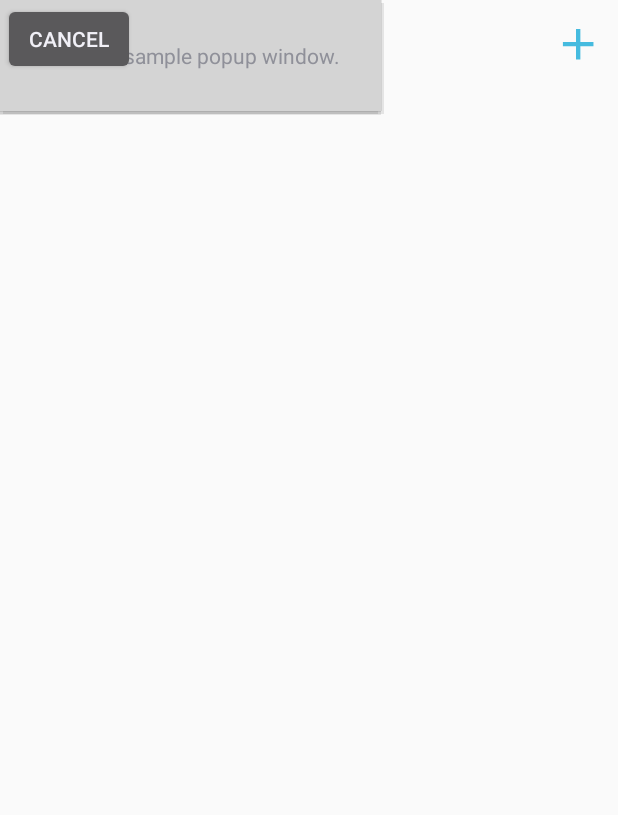
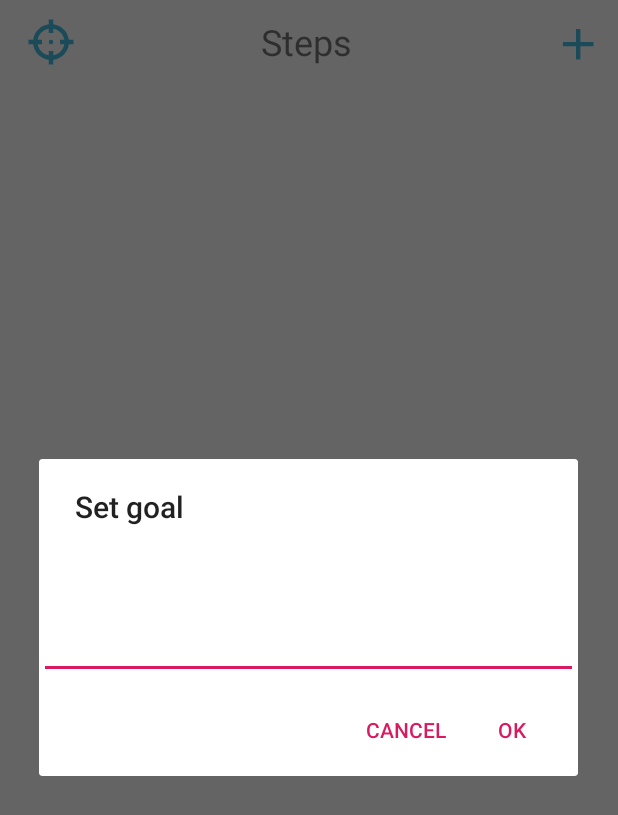
Before and after one commit to akapitanskiy/StepsApp2, an Android app: the screen it shows after launch (MainActivity), after a tap on an icon or button, on a phone screen of 412 x 824 dp. Shown: the top 815 px of the screen. Run offline under Robolectric (Android 15) with nearby library versions, the phone set to English and light mode, and no system bars; our stand-ins replace RxJava; network calls fail.

Commit message:
Revert "popup"
This reverts commit a9b7288909c562650459ea9a40d7ba0f4a8c12fe.

```diff
--- a/app/src/main/java/com/alexthekap/stepsapp/MainActivity.java
+++ b/app/src/main/java/com/alexthekap/stepsapp/MainActivity.java
@@ -1,22 +1,17 @@
 package com.alexthekap.stepsapp;
 
-import android.content.Context;
-import android.os.Build;
+import android.content.DialogInterface;
 import android.os.Bundle;
+import android.support.v7.app.AlertDialog;
 import android.support.v7.app.AppCompatActivity;
 import android.support.v7.widget.LinearLayoutManager;
 import android.support.v7.widget.RecyclerView;
 import android.support.v7.widget.Toolbar;
-import android.view.Gravity;
-import android.view.LayoutInflater;
 import android.view.Menu;
 import android.view.MenuItem;
 import android.view.View;
-import android.view.ViewGroup.LayoutParams;
-import android.widget.Button;
-import android.widget.ImageButton;
-import android.widget.LinearLayout;
-import android.widget.PopupWindow;
+import android.widget.EditText;
+import android.widget.TextView;
 import android.widget.Toast;
 
 import com.alexthekap.stepsapp.adapter.StepsListAdapter;
@@ -34,15 +29,12 @@ import retrofit2.Retrofit;
 
 public class MainActivity extends AppCompatActivity {
 
-    private Context context;
-    private PopupWindow popupWindow;
     private RecyclerView rvStepsList;
-    private LinearLayout mainLinearLayout;
     IStepsAPI stepsAPI;
     CompositeDisposable compositeDisposable = new CompositeDisposable();
-    private ImageButton setGoal;
-//    AlertDialog.Builder alert;
-//    private EditText etAlertSetGoal;
+    TextView tvSetGoal;
+    AlertDialog.Builder alert;
+    EditText etAlertSetGoal;
     int steps = 4000;
 
     @Override
@@ -53,7 +45,6 @@ public class MainActivity extends AppCompatActivity {
         Retrofit retrofit = RetrofitManager.getInstance();
         stepsAPI = retrofit.create(IStepsAPI.class);
 
-        mainLinearLayout = findViewById(R.id.main);
         rvStepsList = findViewById(R.id.rv_stepsList);
         rvStepsList.setHasFixedSize(true);
         LinearLayoutManager linearLayoutManager = new LinearLayoutManager(this);
@@ -61,26 +52,17 @@ public class MainActivity extends AppCompatActivity {
 
         setSupportActionBar((Toolbar) findViewById(R.id.toolbar));
 
-        setGoal = findViewById(R.id.tvSetGoal);
-        setGoal.setOnClickListener(setGoalListener);
+        tvSetGoal = findViewById(R.id.tvSetGoal);
+        tvSetGoal.setOnClickListener(tvSetGoalListener);
 
-        context = getApplicationContext();
-
-
-
-        //
-
-
-
-
-//        alert = new AlertDialog.Builder(this);
-//        alert.setTitle("Set goal");
-//        alert.setMessage("");
-//// Set an EditText view to get user input
-//        etAlertSetGoal = new EditText(this);
-//        alert.setView(etAlertSetGoal);
-//        alert.setPositiveButton("Ok", setGoal_OK_Listener);
-//        alert.setNegativeButton("Cancel", setGoal_Cancel_Listener);
+        alert = new AlertDialog.Builder(this);
+        alert.setTitle("Set goal");
+        alert.setMessage("");
+// Set an EditText view to get user input
+        etAlertSetGoal = new EditText(this);
+        alert.setView(etAlertSetGoal);
+        alert.setPositiveButton("Ok", setGoal_OK_Listener);
+        alert.setNegativeButton("Cancel", setGoal_Cancel_Listener);
 
         fetchData();
     }
@@ -95,7 +77,7 @@ public class MainActivity extends AppCompatActivity {
     public boolean onOptionsItemSelected(MenuItem item) {
         int id = item.getItemId();
         if(id == R.id.add) {
-            Toast.makeText(getApplicationContext(), "You are great", Toast.LENGTH_SHORT).show();
+            Toast.makeText(getApplicationContext(), "Goal", Toast.LENGTH_SHORT).show();
         }
         return true;
     }
@@ -124,49 +106,26 @@ public class MainActivity extends AppCompatActivity {
         rvStepsList.setAdapter(adapter);
     }
 
-//    View.OnClickListener tvSetGoalListener = new View.OnClickListener() {
-//        @Override
-//        public void onClick(View v) {
-//            alert.show();
-//        }
-//    };
-
-    View.OnClickListener setGoalListener = new View.OnClickListener() {
+    View.OnClickListener tvSetGoalListener = new View.OnClickListener() {
         @Override
         public void onClick(View v) {
-            LayoutInflater inflater = (LayoutInflater) context.getSystemService(LAYOUT_INFLATER_SERVICE);
-            View popupView = inflater.inflate(R.layout.popup, null);
-            popupWindow = new PopupWindow(
-                    popupView,
-                    LayoutParams.WRAP_CONTENT,
-                    LayoutParams.WRAP_CONTENT
-            );
-            if(Build.VERSION.SDK_INT>=21){
-                popupWindow.setElevation(5.0f);
-            }
-            Button btnCancel = popupView.findViewById(R.id.btn_cancel);
-            btnCancel.setOnClickListener(new View.OnClickListener() {
-                @Override
-                public void onClick(View view) {
-                    popupWindow.dismiss();
-                }
-            });
-            popupWindow.showAtLocation(mainLinearLayout, Gravity.CENTER,0,0);
+            alert.show();
         }
     };
 
-//    DialogInterface.OnClickListener setGoal_Cancel_Listener = new DialogInterface.OnClickListener() {
-//        @Override
-//        public void onClick(DialogInterface dialog, int which) {
-//
-//        }
-//    };
-//    DialogInterface.OnClickListener setGoal_OK_Listener = new DialogInterface.OnClickListener() {
-//        @Override
-//        public void onClick(DialogInterface dialog, int which) {
-//            steps = Integer.parseInt(etAlertSetGoal.getText().toString());
-//            int i = 0;
-//            fetchData();
-//        }
-//    };
+    DialogInterface.OnClickListener setGoal_Cancel_Listener = new DialogInterface.OnClickListener() {
+        @Override
+        public void onClick(DialogInterface dialog, int which) {
+
+        }
+    };
+    DialogInterface.OnClickListener setGoal_OK_Listener = new DialogInterface.OnClickListener() {
+        @Override
+        public void onClick(DialogInterface dialog, int which) {
+            steps = Integer.parseInt(etAlertSetGoal.getText().toString());
+            // TODO проверки валидация ^
+            int i = 0;
+            fetchData();
+        }
+    };
 }
--- a/app/src/main/res/drawable/target.xml
+++ b/app/src/main/res/drawable-xhdpi/target.xml
@@ -1,8 +1,7 @@
 <!-- drawable/target.xml -->
-<vector
-    xmlns:android="http://schemas.android.com/apk/res/android"
-    android:width="24dp"
-    android:height="24dp"
+<vector xmlns:android="http://schemas.android.com/apk/res/android"
+    android:width="36dp"
+    android:height="36dp"
     android:viewportWidth="24"
     android:viewportHeight="24">
     <path
--- a/app/src/main/res/layout/activity_main.xml
+++ b/app/src/main/res/layout/activity_main.xml
@@ -1,8 +1,6 @@
 <?xml version="1.0" encoding="utf-8"?>
-<LinearLayout
-    xmlns:android="http://schemas.android.com/apk/res/android"
+<LinearLayout xmlns:android="http://schemas.android.com/apk/res/android"
     xmlns:tools="http://schemas.android.com/tools"
-    android:id="@+id/main"
     android:layout_width="match_parent"
     android:layout_height="match_parent"
     android:orientation="vertical"
@@ -15,12 +13,13 @@
         android:layout_height="wrap_content"
         >
 
-        <ImageButton
+        <TextView
             android:id="@+id/tvSetGoal"
             android:layout_width="wrap_content"
             android:layout_height="match_parent"
-            android:src="@drawable/target"
-            android:background="@null"
+            android:drawableStart="@drawable/target"
+            android:clickable="true"
+            android:focusable="true"
             />
 
         <TextView
--- a/app/src/main/res/layout/popup.xml
+++ /dev/null
@@ -1,34 +0,0 @@
-<?xml version="1.0" encoding="utf-8"?>
-<RelativeLayout
-    xmlns:android="http://schemas.android.com/apk/res/android"
-    android:id="@+id/rl_custom_layout"
-    android:layout_width="match_parent"
-    android:layout_height="match_parent"
-    android:padding="2dp"
-    android:background="@color/colorPrimary"
-    >
-
-    <Button
-        android:id="@+id/btn_cancel"
-        android:layout_width="wrap_content"
-        android:layout_height="wrap_content"
-        android:text="Cancel"
-        />
-
-    <EditText
-        android:id="@+id/goalInput"
-        android:layout_width="wrap_content"
-        android:layout_height="wrap_content"
-        android:gravity="right"
-        android:inputType="number"
-        />
-
-    <TextView
-        android:id="@+id/tv"
-        android:layout_width="wrap_content"
-        android:layout_height="wrap_content"
-        android:text="This is a sample popup window."
-        android:layout_centerInParent="true"
-        android:padding="25sp"
-        />
-</RelativeLayout>
--- a/app/src/main/res/mipmap-anydpi-v26/ic_launcher.xml
+++ b/app/src/main/res/mipmap-anydpi-v26/ic_launcher.xml
@@ -1,5 +1,5 @@
 <?xml version="1.0" encoding="utf-8"?>
 <adaptive-icon xmlns:android="http://schemas.android.com/apk/res/android">
-    <background android:drawable="@drawable/ic_launcher_background"/>
-    <foreground android:drawable="@drawable/ic_launcher_foreground"/>
+    <background android:drawable="@drawable/ic_launcher_background" />
+    <foreground android:drawable="@drawable/ic_launcher_foreground" />
 </adaptive-icon>
--- a/app/src/main/res/mipmap-anydpi-v26/ic_launcher_round.xml
+++ b/app/src/main/res/mipmap-anydpi-v26/ic_launcher_round.xml
@@ -1,5 +1,5 @@
 <?xml version="1.0" encoding="utf-8"?>
 <adaptive-icon xmlns:android="http://schemas.android.com/apk/res/android">
-    <background android:drawable="@drawable/ic_launcher_background"/>
-    <foreground android:drawable="@drawable/ic_launcher_foreground"/>
+    <background android:drawable="@drawable/ic_launcher_background" />
+    <foreground android:drawable="@drawable/ic_launcher_foreground" />
 </adaptive-icon>
```
Also changed, not shown: app/src/main/ic_launcher-web.png (deleted), app/src/main/res/mipmap-hdpi/ic_launcher.png, app/src/main/res/mipmap-hdpi/ic_launcher_round.png, app/src/main/res/mipmap-mdpi/ic_launcher.png, app/src/main/res/mipmap-mdpi/ic_launcher_round.png, app/src/main/res/mipmap-xhdpi/ic_launcher.png, app/src/main/res/mipmap-xhdpi/ic_launcher_round.png, app/src/main/res/mipmap-xxhdpi/ic_launcher.png, app/src/main/res/mipmap-xxhdpi/ic_launcher_round.png, app/src/main/res/mipmap-xxxhdpi/ic_launcher.png, app/src/main/res/mipmap-xxxhdpi/ic_launcher_round.png.
